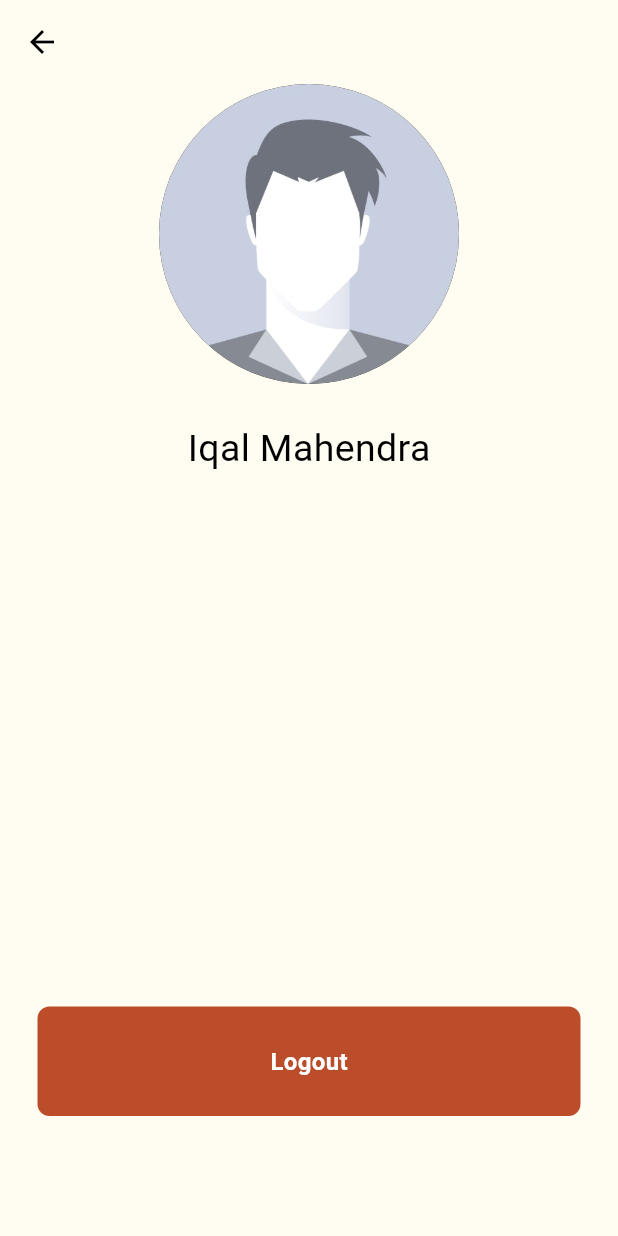
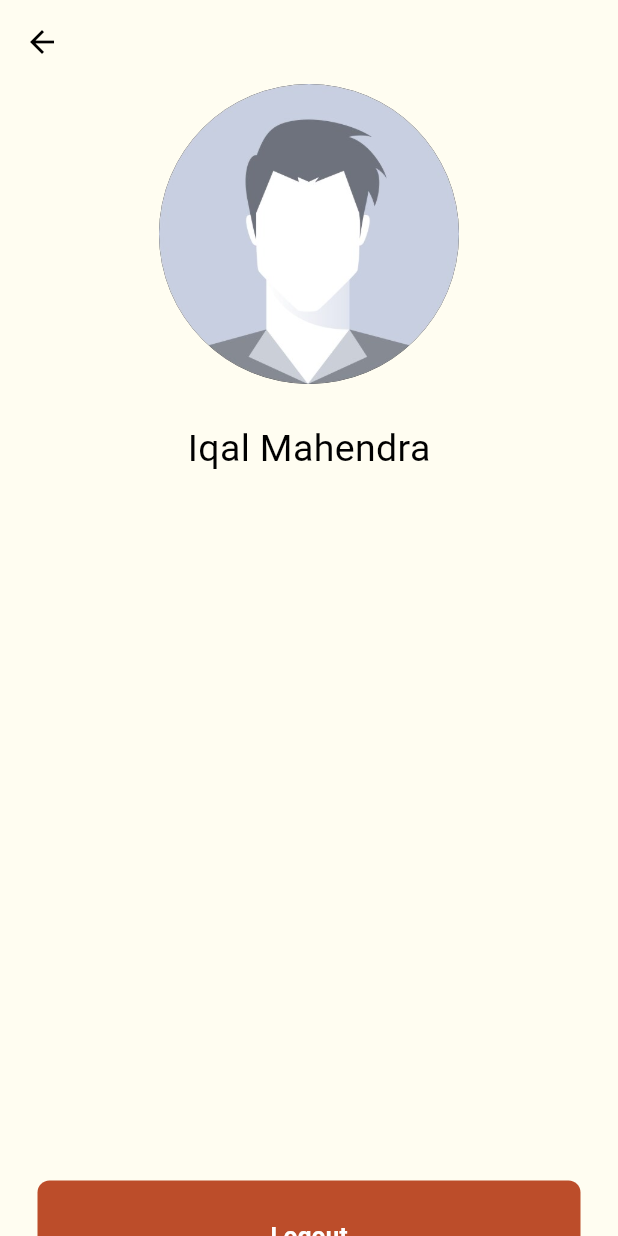
Before and after one commit to Iqbalrzl/food-delivery-mobile, a Flutter app: the ProfilePage screen opened directly, on a phone screen of 412 x 824 dp. Run offline on Flutter 3.47's test engine with Material 3 defaults, Android fonts, the light colour scheme and no system bars; our stand-ins replace lottie, shared_preferences; accounts and stored records are empty.

Commit message:
Add Order History & Profile Pages

```diff
--- a/lib/pages/order_history_page.dart
+++ b/lib/pages/order_history_page.dart
@@ -5,6 +5,6 @@ class OrderHistoryPage extends StatelessWidget {
 
   @override
   Widget build(BuildContext context) {
-    return Scaffold(appBar: AppBar());
+    return Scaffold(appBar: AppBar(title: Text("Order History")));
   }
 }
--- a/lib/pages/profile_page.dart
+++ b/lib/pages/profile_page.dart
@@ -1,8 +1,6 @@
 import 'package:flutter/material.dart';
 import 'package:food_delivery_mobile/auth/login_or_register.dart';
-import 'package:food_delivery_mobile/components/menu_tile.dart';
 import 'package:food_delivery_mobile/components/my_button.dart';
-import 'package:food_delivery_mobile/components/my_drawer_tile.dart';
 
 class ProfilePage extends StatefulWidget {
   const ProfilePage({super.key});
@@ -15,8 +13,9 @@ class _MyWidgetState extends State<ProfilePage> {
   @override
   Widget build(BuildContext context) {
     return Scaffold(
-      appBar: AppBar(),
-      body: Column(
+      appBar: AppBar(scrolledUnderElevation: 0),
+      body: SingleChildScrollView(
+        child: Column(
           mainAxisAlignment: MainAxisAlignment.start,
           crossAxisAlignment: CrossAxisAlignment.start,
           children: [
@@ -29,9 +28,11 @@ class _MyWidgetState extends State<ProfilePage> {
 
             SizedBox(height: 25),
 
-          Center(child: Text("Iqal Mahendra", style: TextStyle(fontSize: 25))),
+            Center(
+              child: Text("Iqal Mahendra", style: TextStyle(fontSize: 25)),
+            ),
 
-          Spacer(),
+            SizedBox(height: 470),
 
             MyButton(
               onTap: () {
@@ -47,6 +48,7 @@ class _MyWidgetState extends State<ProfilePage> {
             SizedBox(height: 80),
           ],
         ),
+      ),
     );
   }
 }
```
Lines whose indentation alone changed are shown as unchanged.
